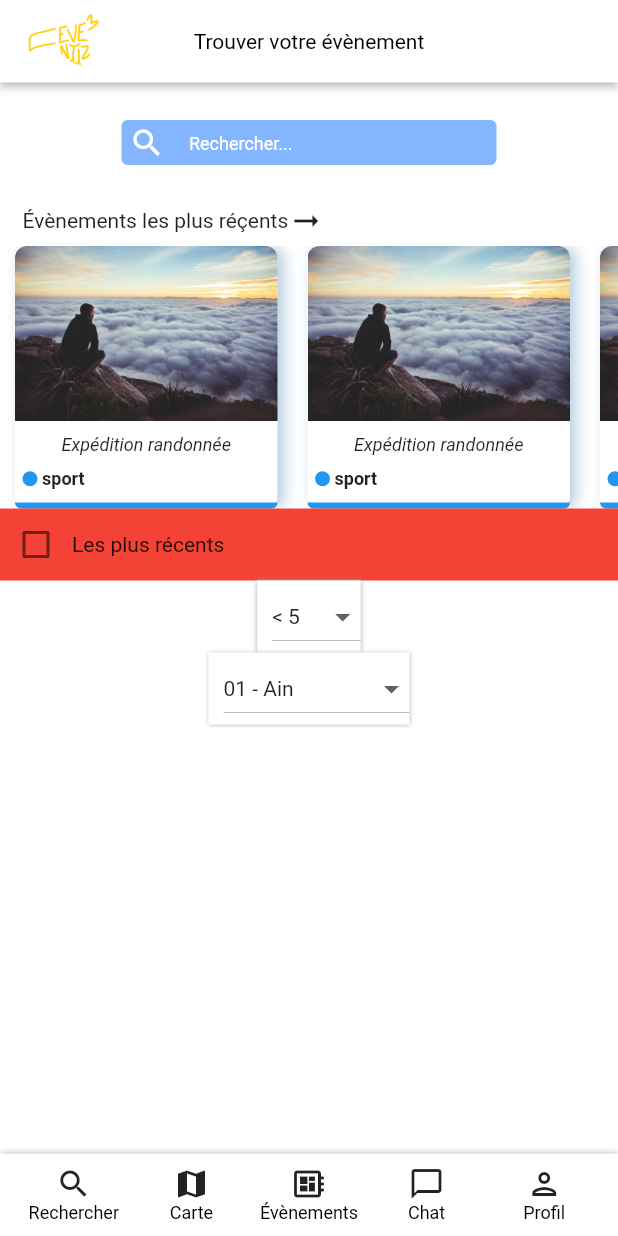
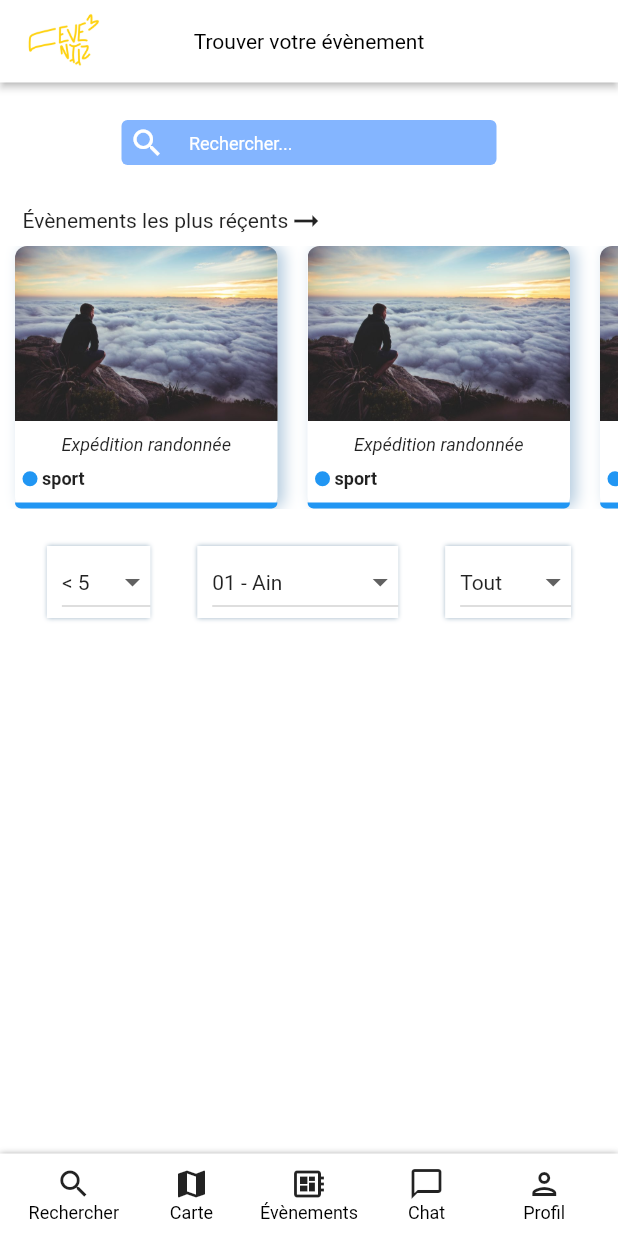
Before and after one commit to justRB/Eventiz, a Flutter app: the screen it shows after launch, on a phone screen of 412 x 824 dp. Run offline on Flutter 3.47's test engine with Material 2 defaults, Android fonts, the phone set to English and light mode, and no system bars.

Commit message:
add categories file

```diff
--- /dev/null
+++ b/lib/components/categories.dart
@@ -0,0 +1,7 @@
+final categories = [
+  "Tout",
+  "Soirée",
+  "Sport",
+  "Culture",
+  "Art",
+];
--- a/lib/pages/research.dart
+++ b/lib/pages/research.dart
@@ -8,6 +8,7 @@ import '../components/research/research_page_card.dart';
 import '../bdd/bdd.dart';
 import '../components/departments.dart';
 import '../components/participants.dart';
+import '../components/categories.dart';
 
 class Research extends StatefulWidget {
   const Research({super.key});
@@ -71,7 +72,12 @@ class _ResearchState extends State<Research> {
                 ),
               ],
             ),
-            CheckBoxes(title: 'Les plus récents', onChanged: mostRecently),
+            // CheckBoxes(title: 'Les plus récents', onChanged: mostRecently),
+            Container(
+              margin: const EdgeInsets.only(top: 25, bottom: 25),
+              child: Row(
+                mainAxisAlignment: MainAxisAlignment.spaceEvenly,
+                children: [
                   ItemsList(
                     list: participants,
                     width: 35,
@@ -82,6 +88,14 @@ class _ResearchState extends State<Research> {
                     width: 100,
                     height: 200,
                   ),
+                  ItemsList(
+                    list: categories,
+                    width: 50,
+                    height: 200,
+                  ),
+                ],
+              ),
+            ),
           ],
         ),
       ),
```
Lines whose indentation alone changed are shown as unchanged.
